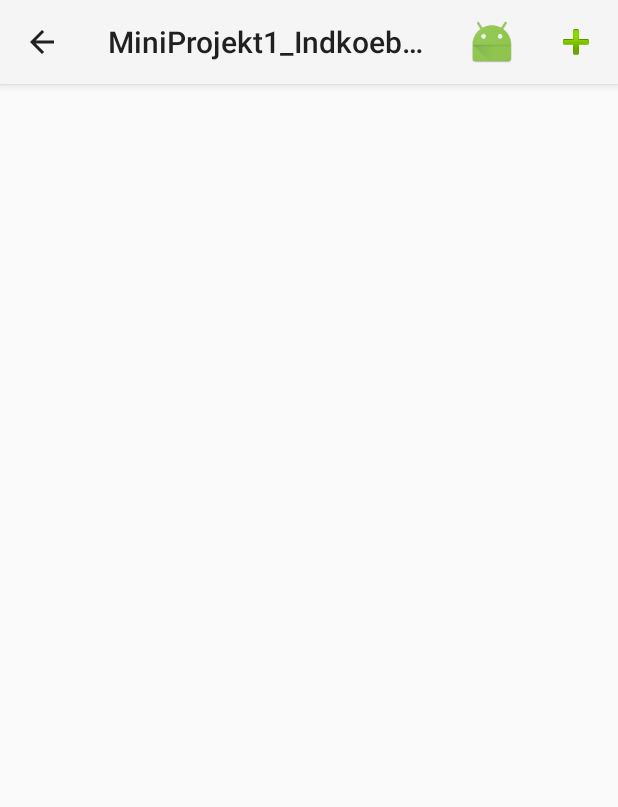
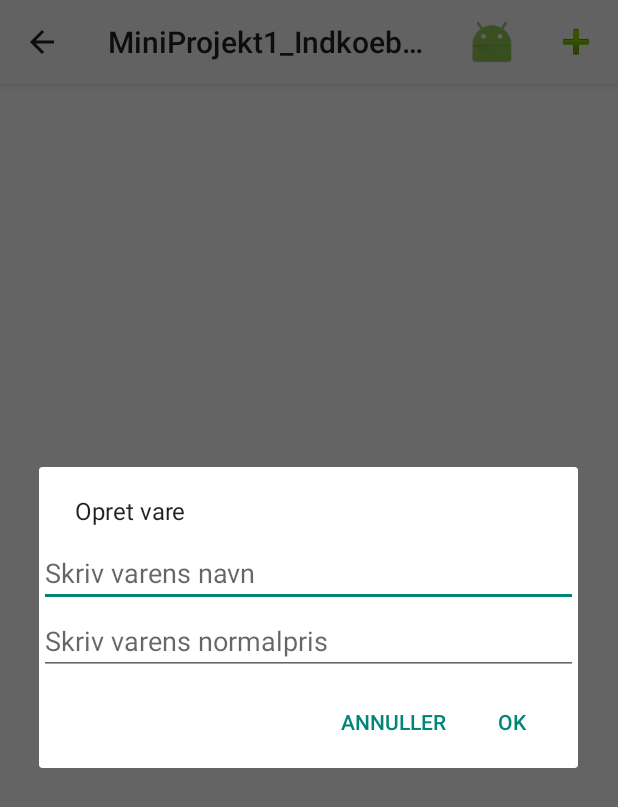
Before and after one commit to Tuxzombie/MiniProjekt1_Indkoebsliste1, an Android app: the VarerActivity screen opened directly, with no data from a screen before it, after a tap on "Tilføj vare", on a phone screen of 412 x 824 dp. Shown: the top 807 px of the screen. Run offline under Robolectric (Android 15) with nearby library versions, the phone set to English and light mode, and no system bars; 2 statements that could not run were skipped.

```diff
--- a/app/src/main/java/com/example/tuxzo/miniprojekt1_indkoebsliste/VarerActivity.java
+++ b/app/src/main/java/com/example/tuxzo/miniprojekt1_indkoebsliste/VarerActivity.java
@@ -1,17 +1,21 @@
 package com.example.tuxzo.miniprojekt1_indkoebsliste;
 
+import android.content.DialogInterface;
 import android.content.Intent;
 import android.database.sqlite.SQLiteException;
 import android.os.Bundle;
 import android.support.v7.app.ActionBar;
+import android.support.v7.app.AlertDialog;
 import android.support.v7.app.AppCompatActivity;
 import android.support.v7.widget.Toolbar;
 import android.view.ContextMenu;
+import android.view.LayoutInflater;
 import android.view.Menu;
 import android.view.MenuInflater;
 import android.view.MenuItem;
 import android.view.View;
 import android.widget.AdapterView;
+import android.widget.EditText;
 import android.widget.ListView;
 import android.widget.SimpleCursorAdapter;
 import android.widget.Toast;
@@ -66,12 +70,44 @@ public class VarerActivity extends AppCompatActivity {
     // CONTEXT MENU
     //================================================================================
 
+
+    private AlertDialog createVareAlertDialog()
+    {
+        AlertDialog.Builder alertBuilder = new AlertDialog.Builder(this);
+        LayoutInflater inflater = this.getLayoutInflater();
+        View editView = inflater.inflate(R.layout.dialog_opretvare, null);
+        alertBuilder.setView(editView);
+
+        final EditText nyVareNavn = (EditText) editView.findViewById(R.id.nyVareNavn);
+        final EditText nyVarePris = (EditText) editView.findViewById(R.id.nyVarePris);
+        final int butikId =  Integer.parseInt(getIntent().getStringExtra(EXTRA_BUTIK_ID));
+
+        alertBuilder.setPositiveButton("OK", new DialogInterface.OnClickListener() {
+            public void onClick(DialogInterface dialog, int id) {
+                Vare tempVare = new Vare(nyVareNavn.getText() + "",Double.parseDouble(nyVarePris.getText() + ""), 0, butikId);
+                storage.addVare(tempVare);
+                listAdapter.changeCursor(storage.getVarer(butikId));
+            }
+        });
+        alertBuilder.setNegativeButton("Annuller", new DialogInterface.OnClickListener() {
+            public void onClick(DialogInterface dialog, int id) {
+                // User cancelled the dialog
+            }
+        });
+        alertBuilder.setMessage("Opret vare");
+        AlertDialog dialog = alertBuilder.create();
+
+        return dialog;
+    }
+
     public boolean onOptionsItemSelected(MenuItem item) {
         switch (item.getItemId()) {
             case R.id.action_tilIndkoebsliste:
                 Intent intent = new Intent(this, MainActivity.class);
                 startActivity(intent);
                 return true;
+            case R.id.action_tiloejNyVare:
+                createVareAlertDialog().show();
             default:
                 return false;
         }
--- /dev/null
+++ b/app/src/main/res/layout/dialog_opretvare.xml
@@ -0,0 +1,24 @@
+<?xml version="1.0" encoding="utf-8"?>
+<LinearLayout xmlns:android="http://schemas.android.com/apk/res/android"
+    android:orientation="vertical"
+    android:layout_width="match_parent"
+    android:layout_height="match_parent">
+
+
+    <EditText
+        android:id="@+id/nyVareNavn"
+        android:layout_width="match_parent"
+        android:layout_height="wrap_content"
+        android:ems="10"
+        android:hint="Skriv varens navn"
+        android:inputType="textPersonName" />
+
+    <EditText
+        android:id="@+id/nyVarePris"
+        android:layout_width="match_parent"
+        android:layout_height="wrap_content"
+        android:ems="10"
+        android:hint="Skriv varens normalpris"
+        android:inputType="numberDecimal" />
+
+</LinearLayout>
```
